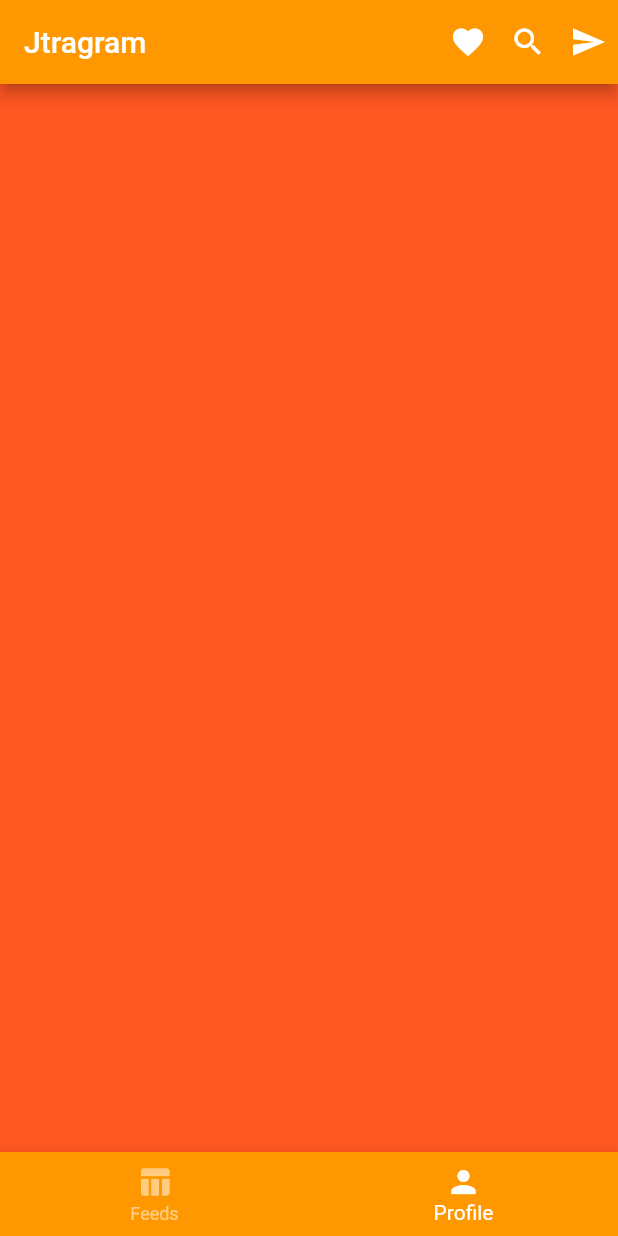
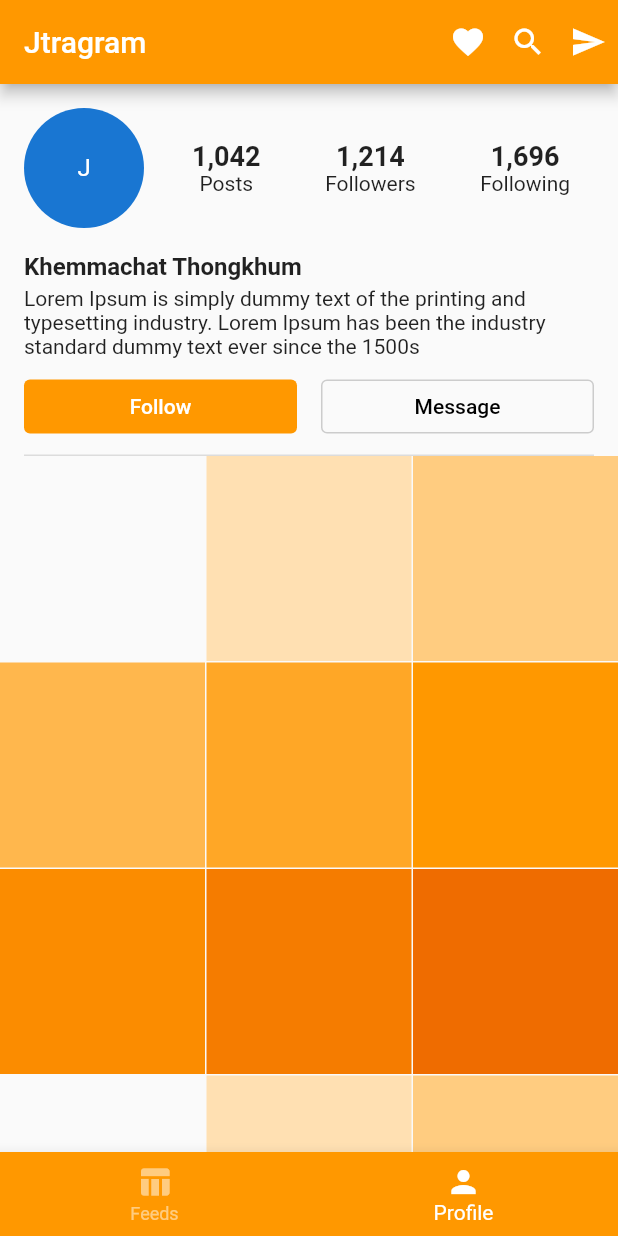
Before and after one commit to khemmachatac/jtragram, a Flutter app: the screen it shows after launch, item 2 of the bottom bar chosen, on a phone screen of 412 x 824 dp. Run offline on Flutter 3.47's test engine with Material 2 defaults, Android fonts, the light colour scheme and no system bars; network calls fail.

Commit message:
feat: profile

```diff
--- a/lib/profile_page.dart
+++ b/lib/profile_page.dart
@@ -11,7 +11,156 @@ class _ProfilePageState extends State<ProfilePage> {
   @override
   Widget build(BuildContext context) {
     return Container(
-      color: Colors.deepOrange,
+      child: CustomScrollView(
+        slivers: [
+          SliverToBoxAdapter(
+            child: _header(),
+          ),
+          _gallery(),
+        ],
+      ),
+    );
+  }
+
+  Widget _header() {
+    return Container(
+      padding: EdgeInsets.symmetric(
+        horizontal: 16,
+        vertical: 16,
+      ).copyWith(bottom: 0),
+      child: Column(
+        crossAxisAlignment: CrossAxisAlignment.stretch,
+        children: [
+          Row(
+            children: [
+              CircleAvatar(
+                radius: 40,
+                child: Text('J'),
+              ),
+              SizedBox(width: 16),
+              Expanded(
+                child: Padding(
+                  padding: EdgeInsets.symmetric(horizontal: 16),
+                  child: Row(
+                    mainAxisAlignment: MainAxisAlignment.spaceBetween,
+                    children: [
+                      Column(
+                        children: [
+                          Text(
+                            '1,042',
+                            style: TextStyle(
+                              fontSize: 18,
+                              fontWeight: FontWeight.bold,
+                            ),
+                          ),
+                          Text('Posts'),
+                        ],
+                      ),
+                      Column(
+                        children: [
+                          Text(
+                            '1,214',
+                            style: TextStyle(
+                              fontSize: 18,
+                              fontWeight: FontWeight.bold,
+                            ),
+                          ),
+                          Text('Followers'),
+                        ],
+                      ),
+                      Column(
+                        children: [
+                          Text(
+                            '1,696',
+                            style: TextStyle(
+                              fontSize: 18,
+                              fontWeight: FontWeight.bold,
+                            ),
+                          ),
+                          Text('Following'),
+                        ],
+                      ),
+                    ],
+                  ),
+                ),
+              )
+            ],
+          ),
+          SizedBox(height: 16),
+          Text(
+            'Khemmachat Thongkhum',
+            style: TextStyle(
+              fontWeight: FontWeight.bold,
+              fontSize: 16,
+            ),
+          ),
+          SizedBox(height: 4),
+          Text(
+              'Lorem Ipsum is simply dummy text of the printing and typesetting industry. Lorem Ipsum has been the industry standard dummy text ever since the 1500s'),
+          SizedBox(height: 8),
+          Row(
+            children: [
+              Expanded(
+                child: TextButton(
+                  style: ButtonStyle(
+                    backgroundColor: MaterialStateProperty.all(
+                      Colors.orange,
+                    ),
+                  ),
+                  onPressed: () {},
+                  child: Text(
+                    'Follow',
+                    style: TextStyle(
+                      color: Colors.white,
+                    ),
+                  ),
+                ),
+              ),
+              SizedBox(width: 16),
+              Expanded(
+                child: TextButton(
+                  style: ButtonStyle(
+                    side: MaterialStateProperty.all(
+                      BorderSide(
+                        color: Colors.grey.withOpacity(0.5),
+                      ),
+                    ),
+                  ),
+                  onPressed: () {},
+                  child: Text(
+                    'Message',
+                    style: TextStyle(
+                      color: Colors.black,
+                    ),
+                  ),
+                ),
+              ),
+            ],
+          ),
+          SizedBox(height: 8),
+          Divider(thickness: 1, height: 1),
+        ],
+      ),
+    );
+  }
+
+  Widget _gallery() {
+    return SliverGrid(
+      gridDelegate: SliverGridDelegateWithMaxCrossAxisExtent(
+        maxCrossAxisExtent: MediaQuery.of(context).size.width / 3,
+        mainAxisSpacing: 1,
+        crossAxisSpacing: 1,
+        childAspectRatio: 1.0,
+      ),
+      delegate: SliverChildBuilderDelegate(
+        (BuildContext context, int index) {
+          return Container(
+            alignment: Alignment.center,
+            color: Colors.orange[100 * (index % 9)],
+          );
+        },
+        childCount: 20,
+      ),
     );
   }
 }
```
